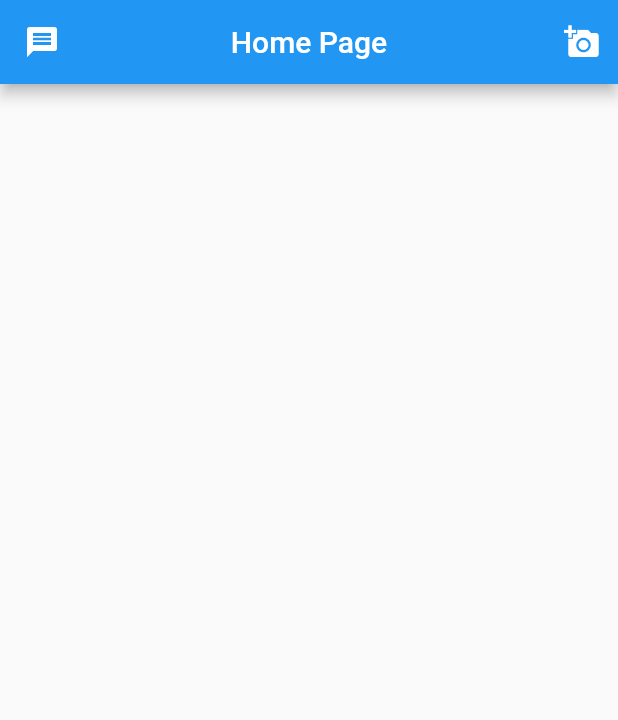
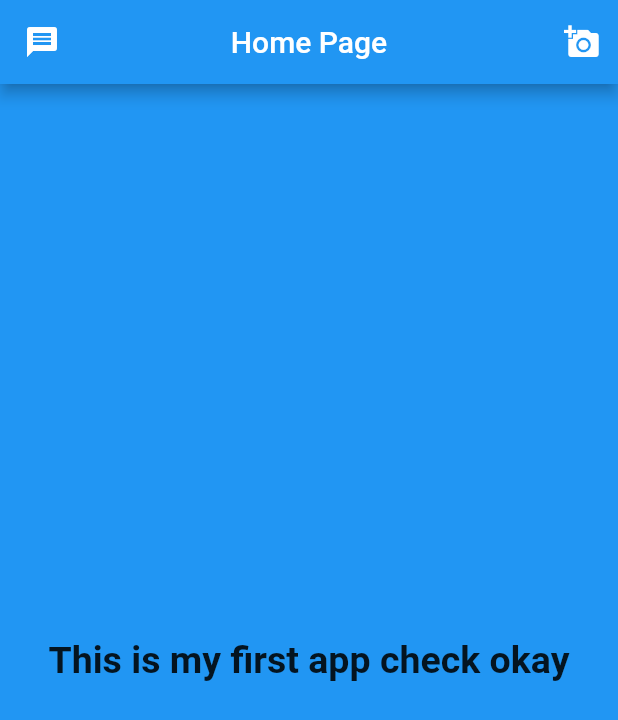
Before and after one commit to Shekhar-Das/flutter_app, a Flutter app: the screen it shows after launch, on a phone screen of 412 x 824 dp. Shown: the top 720 px of the screen. Run offline on Flutter 3.47's test engine with Material 2 defaults, Android fonts, the phone set to English and light mode, and no system bars.

```diff
--- a/lib/main.dart
+++ b/lib/main.dart
@@ -7,7 +7,9 @@ class MyApp extends StatelessWidget {
   Widget build(BuildContext context) {
     return MaterialApp(
       debugShowCheckedModeBanner: false,
-      home: Scaffold(
+      home: SafeArea(
+        child: Scaffold(
+          backgroundColor: Colors.blue,
           appBar: AppBar(
             title: Text("Home Page"),
             centerTitle: true,
@@ -19,6 +21,10 @@ class MyApp extends StatelessWidget {
               )
             ],
           ),
+          body: Center(
+            child: Text("This is my first app check okay",style: TextStyle(fontSize: 25,fontWeight: FontWeight.bold),),
+          ),
+        ),
       ),
     );
   }
```
Lines whose indentation alone changed are shown as unchanged.
